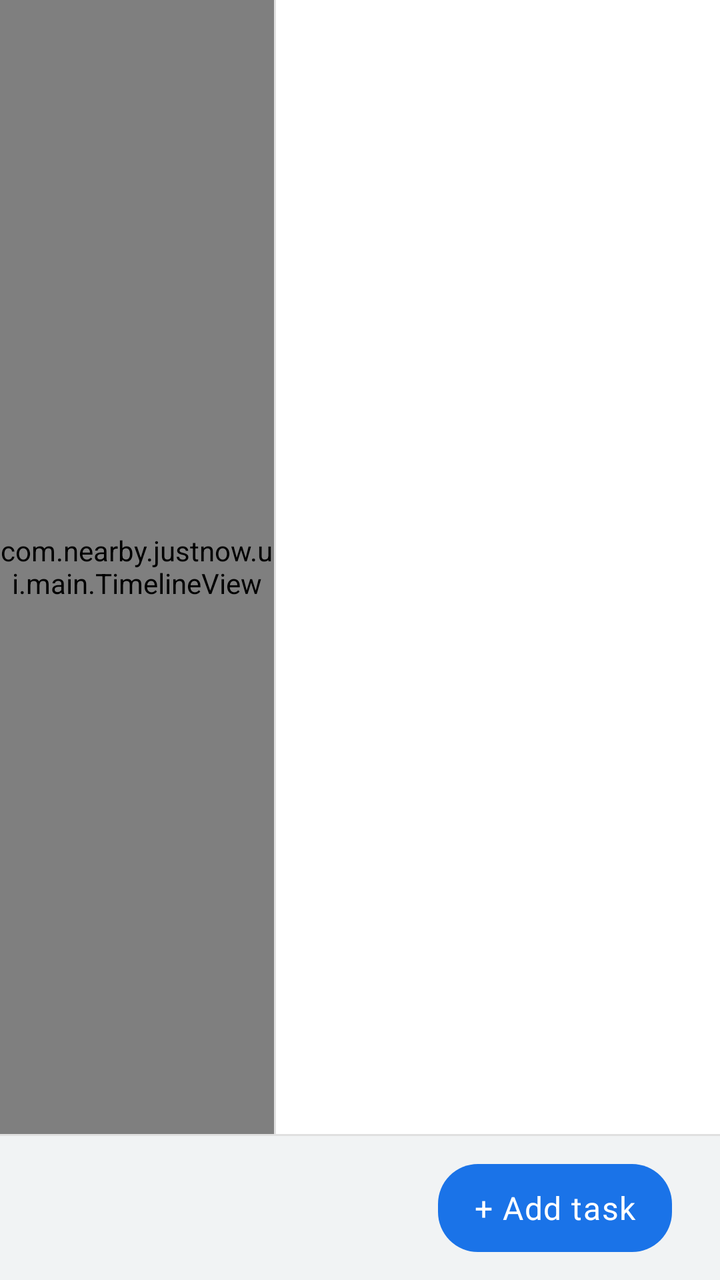
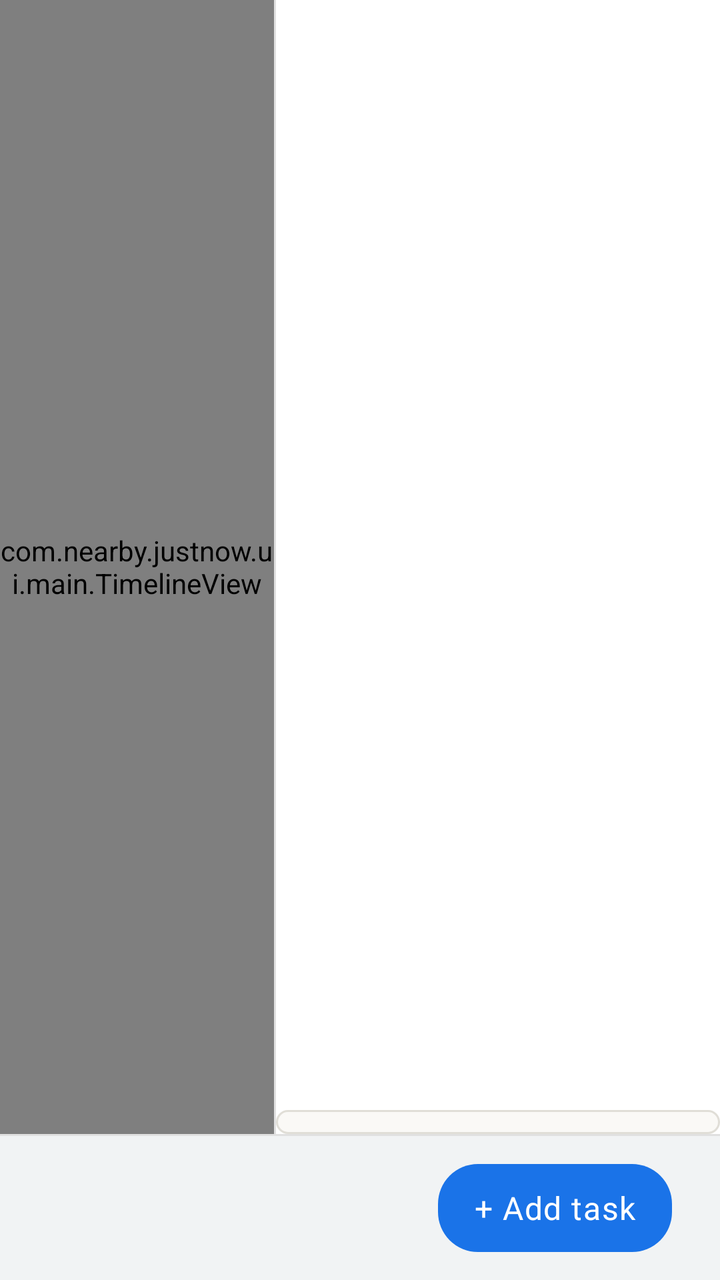

Before-and-after screenshots of an Android layout around one commit, followed by the original layout XML and the change that was made.
<!-- AndroidManifest.xml: application theme Theme.JustNow -->
<!-- res/layout/fragment_main_page0.xml -->
<?xml version="1.0" encoding="utf-8"?>
<LinearLayout xmlns:android="http://schemas.android.com/apk/res/android"
    xmlns:app="http://schemas.android.com/apk/res-auto"
    android:layout_width="match_parent"
    android:layout_height="match_parent"
    android:orientation="vertical"
    android:baselineAligned="false">

    <LinearLayout
        android:id="@+id/main_content"
        android:layout_width="match_parent"
        android:layout_height="0dp"
        android:layout_weight="1"
        android:orientation="horizontal"
        android:baselineAligned="false">

        
        <com.nearby.justnow.ui.main.TimelineView
            android:id="@+id/timeline_view"
            android:layout_width="0dp"
            android:layout_height="match_parent"
            android:layout_weight="@dimen/main_left_panel_weight"
            android:orientation="horizontal"
            android:background="@color/background_surface">

            
            <com.nearby.justnow.ui.main.HourColumnView
                android:id="@+id/hour_column"
                android:layout_width="@dimen/hour_column_width"
                android:layout_height="match_parent" />

            
            <LinearLayout
                android:id="@+id/timeline_content"
                android:layout_width="0dp"
                android:layout_height="match_parent"
                android:layout_weight="1"
                android:orientation="vertical"
                android:paddingTop="@dimen/timeline_top_padding">

                <View
                    android:id="@+id/timeline_area"
                    android:layout_width="match_parent"
                    android:layout_height="0dp"
                    android:layout_weight="1" />

            </LinearLayout>

        </com.nearby.justnow.ui.main.TimelineView>

        
        <View
            android:layout_width="1dp"
            android:layout_height="match_parent"
            android:background="@color/divider" />

        
        <LinearLayout
            android:id="@+id/right_panel"
            android:layout_width="0dp"
            android:layout_height="match_parent"
            android:layout_weight="@dimen/main_right_panel_weight"
            android:orientation="vertical">

            
            <TextView
                android:id="@+id/tv_engine_warning"
                android:layout_width="match_parent"
                android:layout_height="wrap_content"
                android:text="@string/s_engine_failed"
                android:textAppearance="@style/TextAppearance.JustNow.Caption"
                android:textColor="@color/text_hint"
                android:gravity="center"
                android:paddingVertical="4dp"
                android:background="@color/quadrant_bg_1"
                android:visibility="gone" />

            
            <LinearLayout
                android:id="@+id/ll_priority_status"
                android:layout_width="match_parent"
                android:layout_height="wrap_content"
                android:orientation="horizontal"
                android:gravity="center_vertical"
                android:paddingHorizontal="12dp"
                android:paddingVertical="6dp"
                android:clickable="true"
                android:focusable="true"
                android:foreground="?attr/selectableItemBackground"
                android:visibility="gone">

                <TextView
                    android:id="@+id/tv_priority_status_text"
                    android:layout_width="0dp"
                    android:layout_height="wrap_content"
                    android:layout_weight="1"
                    android:textAppearance="@style/TextAppearance.JustNow.Caption" />
            </LinearLayout>

            <FrameLayout
                android:layout_width="match_parent"
                android:layout_height="0dp"
                android:layout_weight="1">

                <androidx.recyclerview.widget.RecyclerView
                    android:id="@+id/rv_task_list"
                    android:layout_width="match_parent"
                    android:layout_height="match_parent"
                    android:padding="8dp"
                    android:clipToPadding="false"
                    android:nestedScrollingEnabled="false"
                    android:overScrollMode="never" />

                
                <LinearLayout
                    android:layout_width="wrap_content"
                    android:layout_height="wrap_content"
                    android:layout_gravity="center"
                    android:orientation="vertical"
                    android:gravity="center"
                    android:visibility="gone"
                    android:id="@+id/ll_empty_hint">

                    <ImageView
                        android:layout_width="48dp"
                        android:layout_height="48dp"
                        android:src="@android:drawable/ic_menu_today"
                        android:alpha="0.3"
                        android:layout_marginBottom="8dp" />

                    <TextView
                        android:id="@+id/tv_empty_hint"
                        android:layout_width="wrap_content"
                        android:layout_height="wrap_content"
                        android:text="@string/s_empty_hint"
                        android:textAppearance="@style/TextAppearance.JustNow.Body"
                        android:textColor="@color/text_hint"
                        android:gravity="center" />

                </LinearLayout>

                
                <FrameLayout
                    android:id="@+id/overlay_tag_filter"
                    android:layout_width="match_parent"
                    android:layout_height="match_parent"
                    android:background="#80000000"
                    android:visibility="gone"
                    android:clickable="true">

                    <LinearLayout
                        android:layout_width="match_parent"
                        android:layout_height="match_parent"
                        android:orientation="vertical"
                        android:background="@drawable/badge_bg"
                        android:padding="16dp">

                        <TextView
                            android:layout_width="wrap_content"
                            android:layout_height="wrap_content"
                            android:text="@string/s_select_tags_filter"
                            android:textAppearance="@style/TextAppearance.JustNow.Body"
                            android:textColor="@color/text_primary"
                            android:layout_marginBottom="12dp" />

                        <com.google.android.material.chip.ChipGroup
                            android:id="@+id/cg_filter_tags"
                            android:layout_width="match_parent"
                            android:layout_height="0dp"
                            android:layout_weight="1"
                            android:layout_marginBottom="16dp"
                            app:singleLine="false"
                            app:singleSelection="false"
                            app:chipSpacingHorizontal="8dp"
                            app:chipSpacingVertical="4dp" />

                        <LinearLayout
                            android:layout_width="match_parent"
                            android:layout_height="wrap_content"
                            android:orientation="horizontal"
                            android:gravity="end">

                            <Button
                                android:id="@+id/btn_filter_cancel"
                                style="@style/Widget.Material3.Button.TextButton"
                                android:layout_width="wrap_content"
                                android:layout_height="wrap_content"
                                android:text="@string/s_cancel" />

                            <Button
                                android:id="@+id/btn_filter_confirm"
                                style="@style/Widget.Material3.Button.TextButton"
                                android:layout_width="wrap_content"
                                android:layout_height="wrap_content"
                                android:text="@string/s_confirm" />

                        </LinearLayout>

                    </LinearLayout>

                </FrameLayout>

            </FrameLayout>

            
            <Button
                android:id="@+id/btn_clear_multi_filter"
                style="@style/Widget.Material3.Button.TextButton"
                android:layout_width="wrap_content"
                android:layout_height="wrap_content"
                android:text="@string/s_clear_filter"
                android:textAppearance="@style/TextAppearance.JustNow.Caption"
                android:visibility="gone"
                android:layout_gravity="end"
                android:layout_marginEnd="8dp" />

        </LinearLayout>

    </LinearLayout>

    <View
        android:layout_width="match_parent"
        android:layout_height="1dp"
        android:background="@color/divider" />

    
    <LinearLayout
        android:id="@+id/bottom_period_bar"
        android:layout_width="match_parent"
        android:layout_height="@dimen/main_bottom_bar_height"
        android:orientation="horizontal"
        android:gravity="center_vertical"
        android:paddingStart="@dimen/main_bottom_bar_padding_start"
        android:paddingEnd="@dimen/main_bottom_bar_padding_end"
        android:paddingTop="@dimen/main_bottom_bar_padding_vertical"
        android:paddingBottom="@dimen/main_bottom_bar_padding_vertical"
        android:background="@color/main_bottom_bar_background"
        android:baselineAligned="false">

        <LinearLayout
            android:id="@+id/bottom_period_status"
            android:layout_width="0dp"
            android:layout_height="match_parent"
            android:layout_weight="1"
            android:layout_marginEnd="@dimen/main_bottom_bar_status_margin_end"
            android:orientation="horizontal"
            android:gravity="bottom"
            android:clickable="false"
            android:focusable="false">

            <LinearLayout
                android:id="@+id/bottom_period_clickable"
                android:layout_width="wrap_content"
                android:layout_height="match_parent"
                android:orientation="horizontal"
                android:gravity="bottom">

                <LinearLayout
                    android:layout_width="wrap_content"
                    android:layout_height="wrap_content"
                    android:orientation="vertical"
                    android:gravity="center_vertical">

                    <TextView
                        android:id="@+id/tv_bottom_period_title"
                        android:layout_width="wrap_content"
                        android:layout_height="wrap_content"
                        android:textAppearance="@style/TextAppearance.JustNow.Caption"
                        android:textColor="@color/text_secondary"
                        android:maxLines="1"
                        android:ellipsize="end" />

                    <TextView
                        android:id="@+id/tv_bottom_period_subtitle"
                        android:layout_width="wrap_content"
                        android:layout_height="wrap_content"
                        android:textAppearance="@style/TextAppearance.JustNow.Caption"
                        android:textColor="@color/text_primary"
                        android:textStyle="bold"
                        android:maxLines="1"
                        android:ellipsize="end" />

                </LinearLayout>

                <TextView
                    android:id="@+id/tv_cutoff_arrow"
                    android:layout_width="wrap_content"
                    android:layout_height="wrap_content"
                    android:layout_marginEnd="8dp"
                    android:text="▲"
                    android:textSize="16sp"
                    android:textColor="@color/text_tertiary"
                    android:visibility="gone"
                    android:layout_marginStart="16dp" />

            </LinearLayout>

        </LinearLayout>

        <com.google.android.material.button.MaterialButton
            android:id="@+id/btn_add_task"
            style="@style/Widget.Material3.Button"
            android:layout_width="wrap_content"
            android:layout_height="@dimen/main_bottom_bar_button_height"
            android:minWidth="0dp"
            android:minHeight="0dp"
            android:paddingHorizontal="@dimen/main_bottom_bar_button_padding_horizontal"
            android:text="@string/s_bottom_add_task"
            android:textAppearance="@style/TextAppearance.JustNow.Caption"
            android:textColor="@android:color/white"
            app:backgroundTint="@color/tag_normal"
            app:cornerRadius="@dimen/main_bottom_bar_button_radius"
            android:insetTop="0dp"
            android:insetBottom="0dp" />

    </LinearLayout>

</LinearLayout>
<!-- resources referenced by this layout -->
<resources>
  <color name="background_surface">#FAFAFA</color>
  <color name="divider">#E0E0E0</color>
  <color name="main_bottom_bar_background">#F1F3F4</color>
  <color name="quadrant_bg_1">#FFF3E0</color>
  <color name="tag_normal">#1A73E8</color>
  <color name="text_hint">#6F6F6F</color>
  <color name="text_primary">#1A1A1A</color>
  <color name="text_secondary">#757575</color>
  <color name="text_tertiary">#666666</color>
  <dimen name="hour_column_width">20dp</dimen>
  <dimen name="main_bottom_bar_button_height">44dp</dimen>
  <dimen name="main_bottom_bar_button_padding_horizontal">18dp</dimen>
  <dimen name="main_bottom_bar_button_radius">20dp</dimen>
  <dimen name="main_bottom_bar_height">72dp</dimen>
  <dimen name="main_bottom_bar_padding_end">24dp</dimen>
  <dimen name="main_bottom_bar_padding_start">28dp</dimen>
  <dimen name="main_bottom_bar_padding_vertical">8dp</dimen>
  <dimen name="main_bottom_bar_status_margin_end">16dp</dimen>
  <item name="main_left_panel_weight" format="float" type="dimen">1.0</item>
  <item name="main_right_panel_weight" format="float" type="dimen">1.618</item>
  <dimen name="timeline_top_padding">24dp</dimen>
  <!-- drawable badge_bg (drawable) -->
  <?xml version="1.0" encoding="utf-8"?>
  <shape xmlns:android="http://schemas.android.com/apk/res/android"
      android:shape="rectangle">
      <corners android:radius="4dp" />
      <solid android:color="@color/badge_background" />
  </shape>
  <string name="s_bottom_add_task">+ Add task</string>
  <string name="s_cancel">Cancel</string>
  <string name="s_clear_filter">Clear filter</string>
  <string name="s_confirm">Confirm</string>
  <string name="s_empty_hint">No tasks yet\nTap + to add</string>
  <string name="s_engine_failed">Sorting is unavailable. Showing all tasks.</string>
  <string name="s_select_tags_filter">Select filter tags</string>
  <style name="TextAppearance.JustNow.Body" parent="TextAppearance.MaterialComponents.Subtitle1">
          <item name="android:textSize">@dimen/text_size_body</item>
      </style>
  <style name="TextAppearance.JustNow.Caption" parent="TextAppearance.MaterialComponents.Caption">
          <item name="android:textSize">@dimen/text_size_caption</item>
      </style>
  <color name="badge_background">#E0E0E0</color>
  <dimen name="text_size_body">18sp</dimen>
  <dimen name="text_size_caption">16sp</dimen>
  <color name="purple_500">#FF6200EE</color>
  <color name="purple_700">#FF3700B3</color>
  <color name="white">#FFFFFFFF</color>
  <color name="teal_200">#FF03DAC5</color>
  <color name="teal_700">#FF018786</color>
  <color name="black">#FF000000</color>
  <style name="TextAppearance.JustNow.Dialog.Title" parent="TextAppearance.JustNow.Title">
          <item name="android:textColor">@color/text_primary</item>
      </style>
  <style name="TextAppearance.JustNow.Dialog.Body" parent="TextAppearance.JustNow.Body">
          <item name="android:textColor">@color/text_primary</item>
      </style>
  <style name="TextAppearance.JustNow.Title" parent="TextAppearance.MaterialComponents.Headline6">
          <item name="android:textSize">@dimen/text_size_title</item>
      </style>
  <style name="TextAppearance.JustNow.Dialog.Button" parent="TextAppearance.JustNow.Body">
          <item name="android:textColor">@color/dialog_primary_action_text</item>
      </style>
  <style name="TextAppearance.JustNow.Dialog.Button.Secondary" parent="TextAppearance.JustNow.Body">
          <item name="android:textColor">@color/dialog_action_text</item>
      </style>
  <dimen name="text_size_title">22sp</dimen>
  <!-- unchanged entries left out for length: 4 -->
</resources>

<!-- the commit's change to res/layout/fragment_main_page0.xml (unified diff, before → after) -->
@@ -213,6 +213,21 @@
                 android:visibility="gone"
                 android:layout_gravity="end"
                 android:layout_marginEnd="8dp" />
+
+            
+            <LinearLayout
+                android:id="@+id/flower_capsule_container"
+                android:layout_width="match_parent"
+                android:layout_height="wrap_content"
+                android:orientation="horizontal"
+                android:gravity="center"
+                android:paddingVertical="6dp"
+                android:paddingHorizontal="8dp"
+                android:background="@drawable/bg_flower_container_normal"
+                android:visibility="visible"
+                android:clickable="true"
+                android:focusable="true"
+                android:foreground="?attr/selectableItemBackground" />
 
         </LinearLayout>
 
@@ -296,6 +311,24 @@
             </LinearLayout>
 
         </LinearLayout>
+
+        
+        <com.google.android.material.button.MaterialButton
+            android:id="@+id/btn_retroactive_photo"
+            style="@style/Widget.Material3.Button.OutlinedButton"
+            android:layout_width="wrap_content"
+            android:layout_height="@dimen/main_bottom_bar_button_height"
+            android:minWidth="0dp"
+            android:minHeight="0dp"
+            android:paddingHorizontal="@dimen/main_bottom_bar_button_padding_horizontal"
+            android:text="📸 补拍"
+            android:textAppearance="@style/TextAppearance.JustNow.Caption"
+            android:layout_marginEnd="12dp"
+            android:visibility="gone"
+            app:strokeColor="@color/tag_normal"
+            app:strokeWidth="1.5dp"
+            android:insetTop="0dp"
+            android:insetBottom="0dp" />
 
         <com.google.android.material.button.MaterialButton
             android:id="@+id/btn_add_task"
<!-- resource entries referenced after the edit -->
@@ -27,6 +27,17 @@
       android:shape="rectangle">
       <corners android:radius="4dp" />
       <solid android:color="@color/badge_background" />
+  </shape>
+  <!-- drawable bg_flower_container_normal (drawable) -->
+  <?xml version="1.0" encoding="utf-8"?>
+  <shape xmlns:android="http://schemas.android.com/apk/res/android"
+      android:shape="rectangle">
+      
+      <solid android:color="#FAF9F6" />
+      <corners android:radius="12dp" />
+      <stroke
+          android:width="1dp"
+          android:color="#E0DED7" />
   </shape>
   <string name="s_bottom_add_task">+ Add task</string>
   <string name="s_cancel">Cancel</string>
